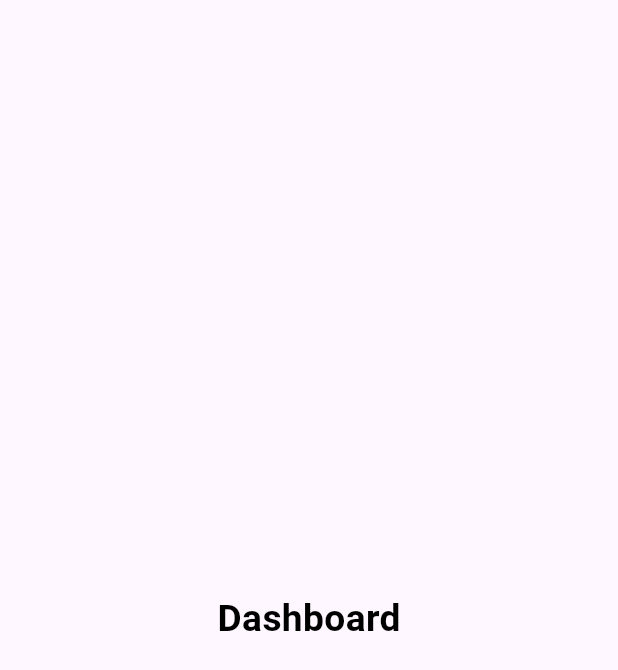
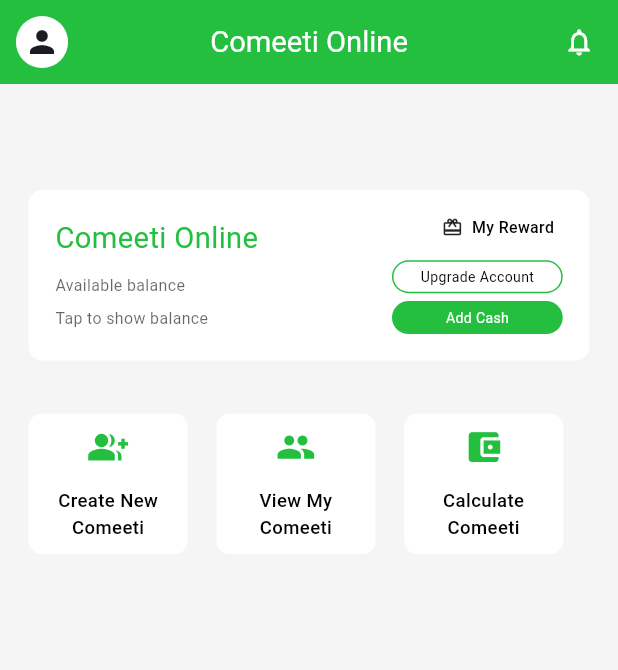
Before and after one commit to ZeeshanURehman/ComeetiOnline, a Flutter app: the DashboardView screen opened directly, on a phone screen of 412 x 824 dp. Shown: the top 670 px of the screen. Run offline on Flutter 3.47's test engine with Material 3 defaults, Android fonts, the phone set to English and light mode, and no system bars; our stand-ins replace flutter_screenutil, flutter_svg, get, lottie, pinput; Roboto replaces fonts that are missing (Quicksand).

Commit message:
dashboard

```diff
--- a/lib/main.dart
+++ b/lib/main.dart
@@ -1,3 +1,4 @@
+import 'package:comeeti_online/screens/dashboard/dashboard_view.dart';
 import 'package:comeeti_online/screens/resetPassword/provider/reset_password_provider.dart';
 import 'package:comeeti_online/screens/signin/signin_provider.dart';
 import 'package:comeeti_online/screens/signin/signin_view.dart';
@@ -23,10 +24,10 @@ class MyApp extends StatelessWidget {
           minTextAdapt: true,
           splitScreenMode: true,
         builder: (_,child) {
-          return GetMaterialApp(
+          return const GetMaterialApp(
             debugShowCheckedModeBanner: false,
             title: 'ComeetiOnline',
-          home: SigninView()
+          home: DashboardView()
           );
         }
       ),
--- /dev/null
+++ b/lib/screens/dashboard/dashboard_view.dart
@@ -0,0 +1,153 @@
+import 'package:comeeti_online/main.dart';
+import 'package:comeeti_online/screens/dashboard/slider_component.dart';
+import 'package:comeeti_online/utils/app_colors.dart';
+import 'package:comeeti_online/utils/app_texts.dart';
+import 'package:comeeti_online/utils/extensions.dart';
+import 'package:comeeti_online/widgets/custom_button.dart';
+import 'package:flutter/cupertino.dart';
+import 'package:flutter/material.dart';
+import 'package:flutter_screenutil/flutter_screenutil.dart';
+
+class DashboardView extends StatefulWidget {
+  const DashboardView({super.key});
+
+  @override
+  State<DashboardView> createState() => _DashboardViewState();
+}
+
+class _DashboardViewState extends State<DashboardView> {
+  // Updated list items data to fit "Comeeti" app context
+  final List<_ListItem> _items = [
+    _ListItem(
+      title: 'Create New Comeeti',
+      description: 'Start a new Comeeti and invite others to participate.',
+      icon: Icons.group_add,
+    ),
+    _ListItem(
+      title: 'View My Comeeti',
+      description: 'See a list of all Comeeti you are part of.',
+      icon: Icons.people,
+    ),
+    _ListItem(
+      title: 'Calculate Comeeti',
+      description: 'Keep track of contributions and manage pooled funds.',
+      icon: Icons.account_balance_wallet,
+    ),
+  ];
+
+  @override
+  Widget build(BuildContext context) {
+    return Scaffold(
+      backgroundColor: AppColors.background,
+      appBar: AppBar(
+        backgroundColor: AppColors.green,
+        elevation: 0,
+        surfaceTintColor: Colors.transparent,
+        centerTitle: true,
+        leading: Padding(
+          padding:  EdgeInsets.all(12.sp),
+          child: Container(
+            height: 30.h, width: 30.w,decoration: BoxDecoration(borderRadius: BorderRadius.circular(100.r),color: AppColors.white,),
+            child: Icon(Icons.person,),
+          ),
+        ),
+        title: Text22(text: 'Comeeti Online',color: AppColors.white,fontWeight: FontWeight.w400,),
+        actions: [
+          Padding(
+            padding:  EdgeInsets.only(right: 16.w),
+            child: Icon(Icons.notifications_none,color: AppColors.white,size: 24.sp,),
+          ),
+        ],
+
+      ),
+      body: Padding(
+        padding: EdgeInsets.symmetric(horizontal: 20.w),
+        child: Column(
+          children: [
+            80.ht,
+            Container(
+              width: double.infinity,
+              padding: EdgeInsets.all(20.sp),
+              decoration: BoxDecoration(color: AppColors.white,borderRadius: BorderRadius.circular(10.r)),
+              child: Row(
+                crossAxisAlignment: CrossAxisAlignment.start,
+                mainAxisAlignment: MainAxisAlignment.spaceBetween,
+                children: [
+                  Column(
+                    crossAxisAlignment: CrossAxisAlignment.start,
+                    children: [
+                      Text22(text: 'Comeeti Online',color: AppColors.green,fontWeight: FontWeight.w400,),
+                      12.ht,
+                      Text12(text: 'Available balance',color: AppColors.black.withOpacity(0.6),fontWeight: FontWeight.w400,),
+                      8.ht,
+                      Text12(text: 'Tap to show balance',color: AppColors.black.withOpacity(0.6),fontWeight: FontWeight.w400,),
+                    ],
+                  ),
+                  Column(
+                    crossAxisAlignment: CrossAxisAlignment.end,
+                    children: [
+                      Row(
+                        children: [
+                          Icon(Icons.card_giftcard,size: 16.sp,),6.wd,
+                          Text12(text: 'My Reward  '),
+                        ],
+                      ),
+                      16.ht,
+                      CustomButton(text: 'Upgrade Account', onTap: (){},width: 124.w,height: 28.h,fontSize: 12.sp,fontWeight: FontWeight.w400,backgroundColor: AppColors.green,textColor: AppColors.black,innerColor: AppColors.white,borderColor: AppColors.green,),
+                      6.ht,
+                      CustomButton(text: 'Add Cash', onTap: (){},width: 124.w,height: 28.h,fontSize: 12.sp,fontWeight: FontWeight.w400,),
+              ]
+                  ),
+                ],
+              ),
+            ),
+            40.ht,
+            Container(
+              height: 106.h,
+              child: ListView.separated(
+                scrollDirection: Axis.horizontal,
+                itemCount: _items.length,
+                separatorBuilder: (context, index) => 20.wd,
+                itemBuilder: (context, index) {
+                  final item = _items[index];
+                  return Container(
+                    width: 106,
+                    padding: EdgeInsets.symmetric(horizontal: 10.w, vertical: 10.h),
+                    decoration: BoxDecoration(
+                      borderRadius: BorderRadius.circular(10.r),
+                      color: AppColors.white,
+                    ),
+                    child: Column(
+                      crossAxisAlignment: CrossAxisAlignment.center,
+                      children: [
+                        Icon(item.icon, color: AppColors.green, size: 30.sp),
+                        16.ht,
+                    Text14(text: item.title,textAlign: TextAlign.center,),
+
+
+
+                      ],
+                    ),
+                  );
+                },
+              ),
+            ),
+          ],
+        ),
+      ),
+    );
+  }
+}
+
+// Model class for list items
+class _ListItem {
+  final String title;
+  final String description;
+  final IconData icon;
+
+  _ListItem({
+    required this.title,
+    required this.description,
+    required this.icon,
+  });
+}
--- a/lib/screens/dashboard_view.dart
+++ /dev/null
@@ -1,18 +0,0 @@
-import 'package:comeeti_online/utils/app_texts.dart';
-import 'package:flutter/material.dart';
-
-class DashboardView extends StatefulWidget {
-  const DashboardView({super.key});
-
-  @override
-  State<DashboardView> createState() => _DashboardViewState();
-}
-
-class _DashboardViewState extends State<DashboardView> {
-  @override
-  Widget build(BuildContext context) {
-    return Scaffold(
-      body: Center(child: Text28(text: 'Dashboard')),
-    );
-  }
-}
--- a/lib/screens/resetPassword/views/reset_password_view.dart
+++ b/lib/screens/resetPassword/views/reset_password_view.dart
@@ -1,5 +1,5 @@
 import 'dart:async';
-import 'package:comeeti_online/screens/dashboard_view.dart';
+import 'package:comeeti_online/screens/dashboard/dashboard_view.dart';
 import 'package:comeeti_online/screens/signin/signin_view.dart';
 import 'package:comeeti_online/utils/app_colors.dart';
 import 'package:comeeti_online/utils/extensions.dart';
--- a/lib/screens/signup/complete_signup_view.dart
+++ b/lib/screens/signup/complete_signup_view.dart
@@ -1,5 +1,6 @@
 import 'dart:async';
 
+import 'package:comeeti_online/screens/dashboard/dashboard_view.dart';
 import 'package:comeeti_online/screens/signin/signin_view.dart';
 import 'package:comeeti_online/utils/extensions.dart';
 import 'package:flutter/material.dart';
@@ -52,7 +53,7 @@ class _CompleteSignupViewState extends State<CompleteSignupView> {
   void startTimer() {
     Timer(Duration(seconds: 4), () {
       Navigator.of(context).pop();
-      Get.to(SigninView());
+      Get.to(DashboardView());
     });
   }
 
--- a/lib/utils/app_texts.dart
+++ b/lib/utils/app_texts.dart
@@ -85,6 +85,87 @@ class Text16 extends StatelessWidget {
   }
 }
 
+class Text18 extends StatelessWidget {
+  String text;
+  TextAlign? textAlign;
+  FontWeight? fontWeight;
+  Color? color;
+  Text18({
+    this.fontWeight,
+    this.color,
+    required this.text,
+    this.textAlign,
+  });
+
+  @override
+  Widget build(BuildContext context) {
+    return Text(
+      text,
+      textAlign: textAlign,
+      style: TextStyle(
+        fontFamily: "Quicksand",
+        fontSize: 18.sp,
+        fontWeight: fontWeight ?? FontWeight.w500,
+        color: color ?? AppColors.black,
+      ),
+    );
+  }
+}
+
+class Text20 extends StatelessWidget {
+  String text;
+  TextAlign? textAlign;
+  FontWeight? fontWeight;
+  Color? color;
+  Text20({
+    this.fontWeight,
+    this.color,
+    required this.text,
+    this.textAlign,
+  });
+
+  @override
+  Widget build(BuildContext context) {
+    return Text(
+      text,
+      textAlign: textAlign,
+      style: TextStyle(
+        fontFamily: "Quicksand",
+        fontSize: 16.sp,
+        fontWeight: fontWeight ?? FontWeight.w500,
+        color: color ?? AppColors.black,
+      ),
+    );
+  }
+}
+
+class Text22 extends StatelessWidget {
+  String text;
+  TextAlign? textAlign;
+  FontWeight? fontWeight;
+  Color? color;
+  Text22({
+    this.fontWeight,
+    this.color,
+    required this.text,
+    this.textAlign,
+  });
+
+  @override
+  Widget build(BuildContext context) {
+    return Text(
+      text,
+      textAlign: textAlign,
+      style: TextStyle(
+        fontFamily: "Quicksand",
+        fontSize: 22.sp,
+        fontWeight: fontWeight ?? FontWeight.w600,
+        color: color ?? AppColors.black,
+      ),
+    );
+  }
+}
+
 class Text24 extends StatelessWidget {
   String text;
   TextAlign? textAlign;
--- a/lib/widgets/custom_button.dart
+++ b/lib/widgets/custom_button.dart
@@ -1,26 +1,36 @@
 import 'package:flutter/material.dart';
 import 'package:flutter_screenutil/flutter_screenutil.dart';
+
+import '../utils/app_colors.dart';
 
 class CustomButton extends StatelessWidget {
   final String text;
   final VoidCallback onTap;
   final Color backgroundColor;
+  final Color innerColor;
+  final Color borderColor;
   final Color textColor;
   final double fontSize;
+  final FontWeight fontWeight;
   final double height;
   final double width;
   final BorderRadiusGeometry borderRadius;
+  final double borderWidth;
 
   const CustomButton({
     Key? key,
     required this.text,
     required this.onTap,
-    this.backgroundColor = Colors.green,
+    this.backgroundColor = AppColors.green,
+    this.innerColor = Colors.transparent,
+    this.borderColor = Colors.transparent, // Default to transparent if no border color is provided
     this.textColor = Colors.white,
     this.fontSize = 18,
+    this.fontWeight = FontWeight.w600,
     this.height = 50.0,
     this.width = double.infinity,
     this.borderRadius = const BorderRadius.all(Radius.circular(28)),
+    this.borderWidth = 1.0, // Default border width
   }) : super(key: key);
 
   @override
@@ -33,13 +43,23 @@ class CustomButton extends StatelessWidget {
         decoration: BoxDecoration(
           color: backgroundColor,
           borderRadius: borderRadius,
+          border: Border.all(color: borderColor, width: borderWidth), // Apply border color and width
         ),
         child: Center(
-          child: Text(
-            text,
-            style: TextStyle(
-              color: textColor, fontWeight: FontWeight.w600,
-              fontSize: fontSize.sp,
+          child: Container(
+            decoration: BoxDecoration(
+              color: innerColor,
+              borderRadius: borderRadius,
+            ),
+            child: Center(
+              child: Text(
+                text,
+                style: TextStyle(
+                  color: textColor,
+                  fontWeight: fontWeight,
+                  fontSize: fontSize.sp,
+                ),
+              ),
             ),
           ),
         ),
```
Also changed, not shown: lib/screens/dashboard/slider_component.dart (added, +102 -0 lines).
